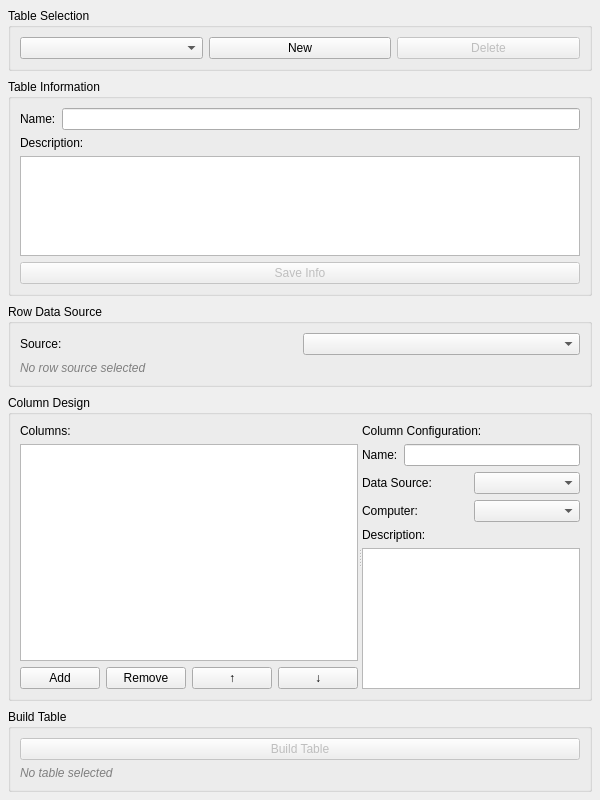
First picture: the form in src/WhiskerToolbox/Analysis_Dashboard/Tables/TableDesignerWidget.ui, repository paulmthompson/WhiskerToolbox, before the edit.
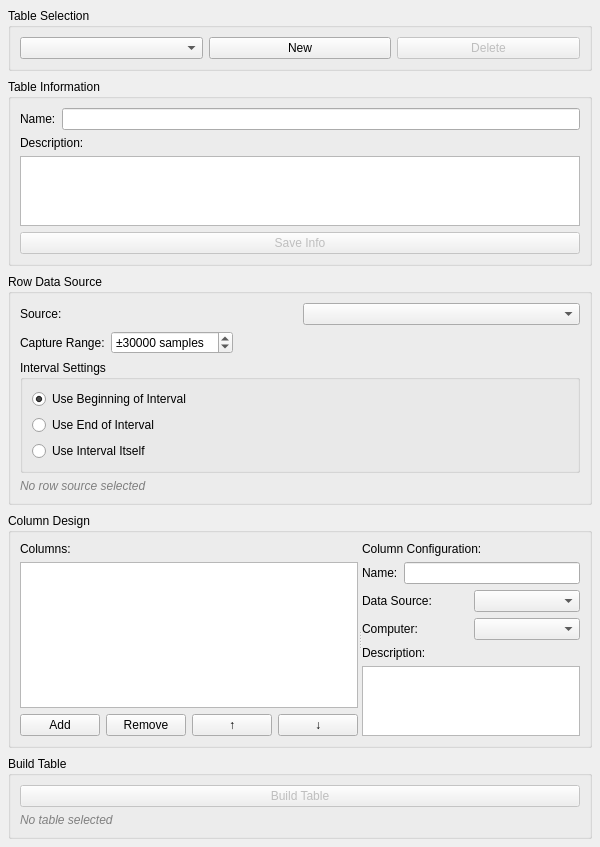
Second picture: the form after the edit.

Commit message: can select intervals and times around events as intervals for table view selector

```diff
--- a/src/WhiskerToolbox/Analysis_Dashboard/Tables/TableDesignerWidget.ui
+++ b/src/WhiskerToolbox/Analysis_Dashboard/Tables/TableDesignerWidget.ui
@@ -143,6 +143,88 @@
         </item>
        </layout>
       </item>
+      <item>
+       <layout class="QHBoxLayout" name="capture_range_layout">
+        <item>
+         <widget class="QLabel" name="capture_range_label">
+          <property name="text">
+           <string>Capture Range:</string>
+          </property>
+         </widget>
+        </item>
+        <item>
+         <widget class="QSpinBox" name="capture_range_spinbox">
+          <property name="prefix">
+           <string>±</string>
+          </property>
+          <property name="suffix">
+           <string> samples</string>
+          </property>
+          <property name="minimum">
+           <number>100</number>
+          </property>
+          <property name="maximum">
+           <number>100000</number>
+          </property>
+          <property name="singleStep">
+           <number>100</number>
+          </property>
+          <property name="value">
+           <number>30000</number>
+          </property>
+         </widget>
+        </item>
+        <item>
+         <spacer name="horizontalSpacer_capture">
+          <property name="orientation">
+           <enum>Qt::Horizontal</enum>
+          </property>
+          <property name="sizeHint" stdset="0">
+           <size>
+            <width>20</width>
+            <height>20</height>
+           </size>
+          </property>
+         </spacer>
+        </item>
+       </layout>
+      </item>
+      <item>
+       <widget class="QGroupBox" name="interval_settings_group">
+        <property name="title">
+         <string>Interval Settings</string>
+        </property>
+        <property name="visible">
+         <bool>false</bool>
+        </property>
+        <layout class="QVBoxLayout" name="interval_layout">
+         <item>
+          <widget class="QRadioButton" name="interval_beginning_radio">
+           <property name="text">
+            <string>Use Beginning of Interval</string>
+           </property>
+           <property name="checked">
+            <bool>true</bool>
+           </property>
+          </widget>
+         </item>
+         <item>
+          <widget class="QRadioButton" name="interval_end_radio">
+           <property name="text">
+            <string>Use End of Interval</string>
+           </property>
+          </widget>
+         </item>
+         <item>
+          <widget class="QRadioButton" name="interval_itself_radio">
+           <property name="text">
+            <string>Use Interval Itself</string>
+           </property>
+          </widget>
+         </item>
+        </layout>
+       </widget>
+      </item>
       <item>
        <widget class="QLabel" name="row_info_label">
         <property name="text">
```
The commit also changes 2 other files.
